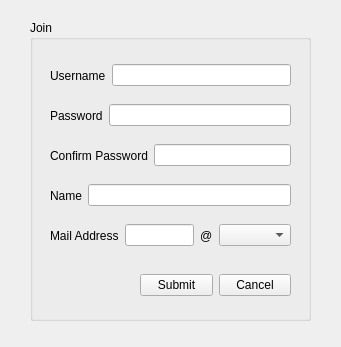
Above: DailyFlow/joindialog.ui from VEDA-DailyFlow/DailyFlow before the change. Below: the same form after it.
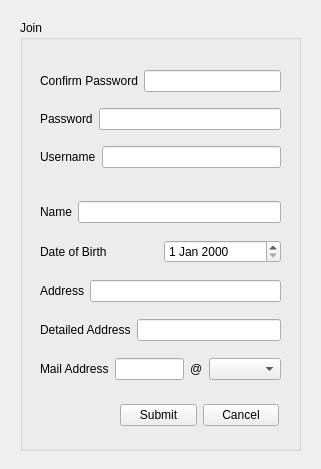
That is the form after the change.

Commit message: :sparkles: [Feat] DataManager: DB 초기화 함수 추가 및 'users' 스키마 확장

The edit to the form file:
```diff
--- a/DailyFlow/joindialog.ui
+++ b/DailyFlow/joindialog.ui
@@ -6,8 +6,8 @@
    <rect>
     <x>0</x>
     <y>0</y>
-    <width>341</width>
-    <height>347</height>
+    <width>321</width>
+    <height>469</height>
    </rect>
   </property>
   <property name="windowTitle">
@@ -16,98 +16,26 @@
   <widget class="QGroupBox" name="joinGroupBox">
    <property name="geometry">
     <rect>
-     <x>30</x>
+     <x>20</x>
      <y>20</y>
      <width>281</width>
-     <height>301</height>
+     <height>431</height>
     </rect>
    </property>
    <property name="title">
     <string>Join</string>
    </property>
-   <widget class="QWidget" name="horizontalLayoutWidget">
-    <property name="geometry">
-     <rect>
-      <x>110</x>
-      <y>250</y>
-      <width>151</width>
-      <height>31</height>
-     </rect>
-    </property>
-    <layout class="QHBoxLayout" name="horizontalLayout">
-     <item>
-      <widget class="QPushButton" name="submitButton">
-       <property name="text">
-        <string>Submit</string>
-       </property>
-      </widget>
-     </item>
-     <item>
-      <widget class="QPushButton" name="cancelButton">
-       <property name="text">
-        <string>Cancel</string>
-       </property>
-      </widget>
-     </item>
-    </layout>
-   </widget>
-   <widget class="QWidget" name="horizontalLayoutWidget_2">
+   <widget class="QWidget" name="verticalLayoutWidget">
     <property name="geometry">
      <rect>
       <x>20</x>
       <y>40</y>
       <width>241</width>
-      <height>31</height>
+      <height>121</height>
      </rect>
     </property>
-    <layout class="QHBoxLayout" name="horizontalLayout_2">
+    <layout class="QVBoxLayout" name="verticalLayout">
      <item>
-      <widget class="QLabel" name="usernameLabel">
-       <property name="text">
-        <string>Username</string>
-       </property>
-      </widget>
-     </item>
-     <item>
-      <widget class="QLineEdit" name="usernameLineEdit"/>
-     </item>
-    </layout>
-   </widget>
-   <widget class="QWidget" name="horizontalLayoutWidget_3">
-    <property name="geometry">
-     <rect>
-      <x>20</x>
-      <y>80</y>
-      <width>241</width>
-      <height>31</height>
-     </rect>
-    </property>
-    <layout class="QHBoxLayout" name="horizontalLayout_3">
-     <item>
-      <widget class="QLabel" name="passwordLabel">
-       <property name="text">
-        <string>Password</string>
-       </property>
-      </widget>
-     </item>
-     <item>
-      <widget class="QLineEdit" name="passwordLineEdit">
-       <property name="echoMode">
-        <enum>QLineEdit::EchoMode::Password</enum>
-       </property>
-      </widget>
-     </item>
-    </layout>
-   </widget>
-   <widget class="QWidget" name="horizontalLayoutWidget_4">
-    <property name="geometry">
-     <rect>
-      <x>20</x>
-      <y>120</y>
-      <width>241</width>
-      <height>31</height>
-     </rect>
-    </property>
     <layout class="QHBoxLayout" name="horizontalLayout_4">
      <item>
       <widget class="QLabel" name="confirmPasswordLabel">
@@ -124,16 +52,52 @@
       </widget>
      </item>
     </layout>
-   </widget>
-   <widget class="QWidget" name="horizontalLayoutWidget_5">
+     </item>
+     <item>
+      <layout class="QHBoxLayout" name="horizontalLayout_3">
+       <item>
+        <widget class="QLabel" name="passwordLabel">
+         <property name="text">
+          <string>Password</string>
+         </property>
+        </widget>
+       </item>
+       <item>
+        <widget class="QLineEdit" name="passwordLineEdit">
+         <property name="echoMode">
+          <enum>QLineEdit::EchoMode::Password</enum>
+         </property>
+        </widget>
+       </item>
+      </layout>
+     </item>
+     <item>
+      <layout class="QHBoxLayout" name="horizontalLayout_2">
+       <item>
+        <widget class="QLabel" name="usernameLabel">
+         <property name="text">
+          <string>Username</string>
+         </property>
+        </widget>
+       </item>
+       <item>
+        <widget class="QLineEdit" name="usernameLineEdit"/>
+       </item>
+      </layout>
+     </item>
+    </layout>
+   </widget>
+   <widget class="QWidget" name="verticalLayoutWidget_2">
     <property name="geometry">
      <rect>
       <x>20</x>
-      <y>160</y>
+      <y>170</y>
       <width>241</width>
-      <height>31</height>
+      <height>201</height>
      </rect>
     </property>
+    <layout class="QVBoxLayout" name="verticalLayout_2">
+     <item>
     <layout class="QHBoxLayout" name="horizontalLayout_5">
      <item>
       <widget class="QLabel" name="nameLabel">
@@ -146,16 +110,50 @@
       <widget class="QLineEdit" name="nameLineEdit"/>
      </item>
     </layout>
-   </widget>
-   <widget class="QWidget" name="horizontalLayoutWidget_6">
-    <property name="geometry">
-     <rect>
-      <x>20</x>
-      <y>200</y>
-      <width>241</width>
-      <height>31</height>
-     </rect>
-    </property>
+     </item>
+     <item>
+      <layout class="QHBoxLayout" name="horizontalLayout_7">
+       <item>
+        <widget class="QLabel" name="dateOfBirthLabel">
+         <property name="text">
+          <string>Date of Birth</string>
+         </property>
+        </widget>
+       </item>
+       <item>
+        <widget class="QDateEdit" name="dateOfBirthEdit"/>
+       </item>
+      </layout>
+     </item>
+     <item>
+      <layout class="QHBoxLayout" name="horizontalLayout_8">
+       <item>
+        <widget class="QLabel" name="addressLabel">
+         <property name="text">
+          <string>Address</string>
+         </property>
+        </widget>
+       </item>
+       <item>
+        <widget class="QLineEdit" name="addressLineEdit"/>
+       </item>
+      </layout>
+     </item>
+     <item>
+      <layout class="QHBoxLayout" name="horizontalLayout_9">
+       <item>
+        <widget class="QLabel" name="addressDetailLabel">
+         <property name="text">
+          <string>Detailed Address</string>
+         </property>
+        </widget>
+       </item>
+       <item>
+        <widget class="QLineEdit" name="addressDetailLineEdit"/>
+       </item>
+      </layout>
+     </item>
+     <item>
     <layout class="QHBoxLayout" name="horizontalLayout_6">
      <item>
       <widget class="QLabel" name="emailLabel">
@@ -176,6 +174,34 @@
      </item>
      <item>
       <widget class="QComboBox" name="emailDomainComboBox"/>
+       </item>
+      </layout>
+     </item>
+    </layout>
+   </widget>
+   <widget class="QWidget" name="horizontalLayoutWidget">
+    <property name="geometry">
+     <rect>
+      <x>100</x>
+      <y>380</y>
+      <width>159</width>
+      <height>31</height>
+     </rect>
+    </property>
+    <layout class="QHBoxLayout" name="horizontalLayout">
+     <item>
+      <widget class="QPushButton" name="submitButton">
+       <property name="text">
+        <string>Submit</string>
+       </property>
+      </widget>
+     </item>
+     <item>
+      <widget class="QPushButton" name="cancelButton">
+       <property name="text">
+        <string>Cancel</string>
+       </property>
+      </widget>
      </item>
     </layout>
    </widget>
```
Lines whose indentation alone changed are shown as unchanged. The commit also changes 1 other file.
